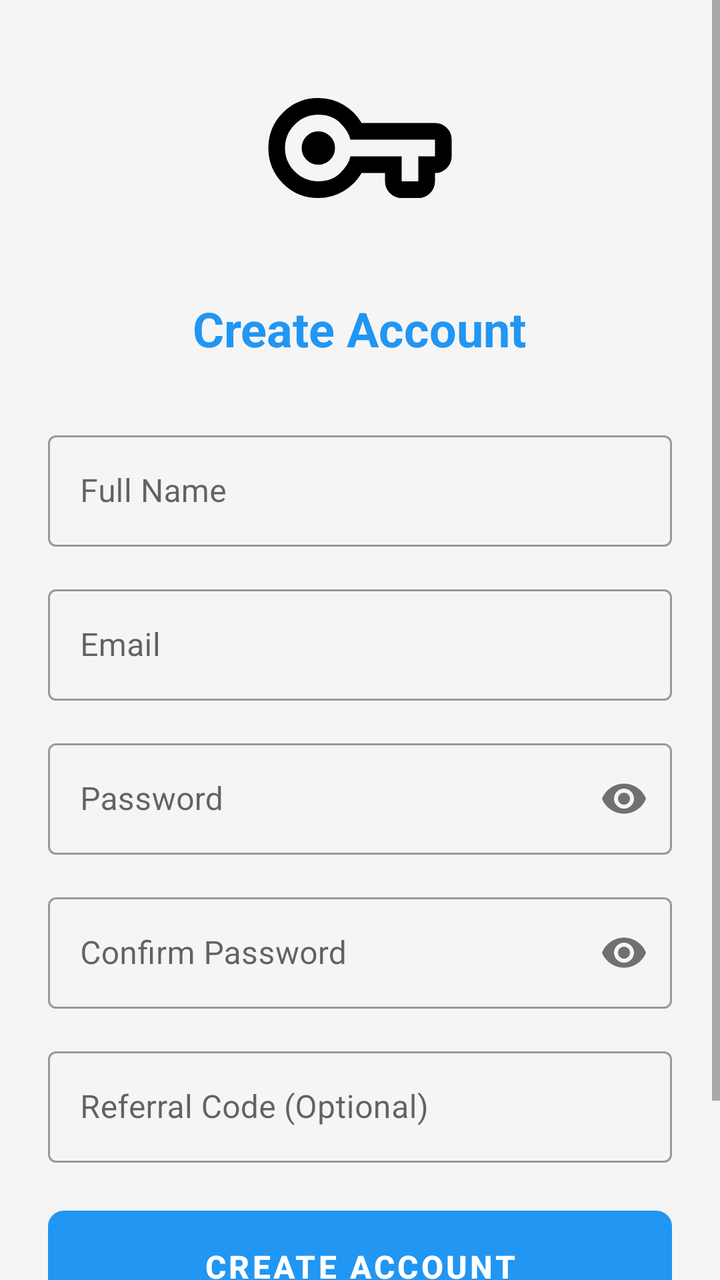
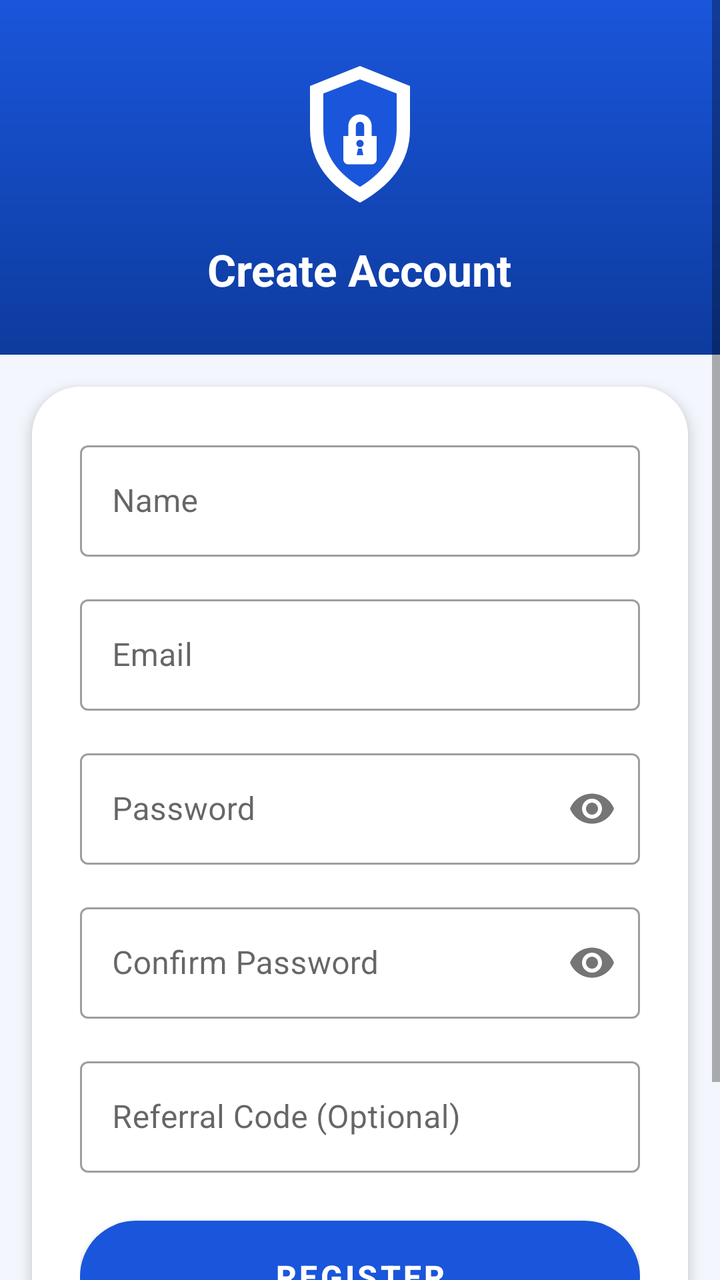

Compare the two renders of this Android layout. The source of the first and the diff that turns it into the second are given below.
<!-- AndroidManifest.xml: activity theme AppTheme.NoActionBar -->
<!-- res/layout/activity_register.xml -->
<?xml version="1.0" encoding="utf-8"?>
<ScrollView xmlns:android="http://schemas.android.com/apk/res/android"
    xmlns:app="http://schemas.android.com/apk/res-auto"
    android:layout_width="match_parent"
    android:layout_height="match_parent"
    android:background="@color/background"
    android:fillViewport="true">

    <LinearLayout
        android:layout_width="match_parent"
        android:layout_height="wrap_content"
        android:orientation="vertical"
        android:padding="24dp"
        android:gravity="center">

        <ImageView
            android:layout_width="100dp"
            android:layout_height="100dp"
            android:src="@drawable/ic_vpn_logo"
            android:layout_marginBottom="24dp" />

        <TextView
            android:layout_width="wrap_content"
            android:layout_height="wrap_content"
            android:text="Create Account"
            android:textSize="24sp"
            android:textColor="@color/primary"
            android:textStyle="bold"
            android:layout_marginBottom="32dp" />

        <com.google.android.material.textfield.TextInputLayout
            android:layout_width="match_parent"
            android:layout_height="wrap_content"
            android:layout_marginBottom="16dp"
            style="@style/Widget.MaterialComponents.TextInputLayout.OutlinedBox">

            <com.google.android.material.textfield.TextInputEditText
                android:id="@+id/et_name"
                android:layout_width="match_parent"
                android:layout_height="wrap_content"
                android:hint="Full Name"
                android:inputType="textPersonName" />

        </com.google.android.material.textfield.TextInputLayout>

        <com.google.android.material.textfield.TextInputLayout
            android:layout_width="match_parent"
            android:layout_height="wrap_content"
            android:layout_marginBottom="16dp"
            style="@style/Widget.MaterialComponents.TextInputLayout.OutlinedBox">

            <com.google.android.material.textfield.TextInputEditText
                android:id="@+id/et_email"
                android:layout_width="match_parent"
                android:layout_height="wrap_content"
                android:hint="Email"
                android:inputType="textEmailAddress" />

        </com.google.android.material.textfield.TextInputLayout>

        <com.google.android.material.textfield.TextInputLayout
            android:layout_width="match_parent"
            android:layout_height="wrap_content"
            android:layout_marginBottom="16dp"
            style="@style/Widget.MaterialComponents.TextInputLayout.OutlinedBox"
            app:passwordToggleEnabled="true">

            <com.google.android.material.textfield.TextInputEditText
                android:id="@+id/et_password"
                android:layout_width="match_parent"
                android:layout_height="wrap_content"
                android:hint="Password"
                android:inputType="textPassword" />

        </com.google.android.material.textfield.TextInputLayout>

        <com.google.android.material.textfield.TextInputLayout
            android:layout_width="match_parent"
            android:layout_height="wrap_content"
            android:layout_marginBottom="16dp"
            style="@style/Widget.MaterialComponents.TextInputLayout.OutlinedBox"
            app:passwordToggleEnabled="true">

            <com.google.android.material.textfield.TextInputEditText
                android:id="@+id/et_confirm_password"
                android:layout_width="match_parent"
                android:layout_height="wrap_content"
                android:hint="Confirm Password"
                android:inputType="textPassword" />

        </com.google.android.material.textfield.TextInputLayout>

        <com.google.android.material.textfield.TextInputLayout
            android:layout_width="match_parent"
            android:layout_height="wrap_content"
            android:layout_marginBottom="24dp"
            style="@style/Widget.MaterialComponents.TextInputLayout.OutlinedBox">

            <com.google.android.material.textfield.TextInputEditText
                android:id="@+id/et_referral_code"
                android:layout_width="match_parent"
                android:layout_height="wrap_content"
                android:hint="Referral Code (Optional)"
                android:inputType="textCapCharacters" />

        </com.google.android.material.textfield.TextInputLayout>

        <Button
            android:id="@+id/btn_register"
            android:layout_width="match_parent"
            android:layout_height="56dp"
            android:text="CREATE ACCOUNT"
            android:textSize="16sp"
            android:textStyle="bold"
            android:background="@drawable/button_primary"
            android:textColor="@color/white"
            android:layout_marginBottom="16dp" />

        <ProgressBar
            android:id="@+id/progress_bar"
            android:layout_width="wrap_content"
            android:layout_height="wrap_content"
            android:visibility="gone" />

        <LinearLayout
            android:layout_width="wrap_content"
            android:layout_height="wrap_content"
            android:orientation="horizontal"
            android:gravity="center"
            android:layout_marginTop="24dp">

            <TextView
                android:layout_width="wrap_content"
                android:layout_height="wrap_content"
                android:text="Already have an account? "
                android:textColor="@color/text_secondary" />

            <TextView
                android:id="@+id/tv_login"
                android:layout_width="wrap_content"
                android:layout_height="wrap_content"
                android:text="Sign In"
                android:textColor="@color/primary"
                android:textStyle="bold" />

        </LinearLayout>

    </LinearLayout>

</ScrollView>
<!-- resources referenced by this layout -->
<resources>
  <color name="background">#F5F5F5</color>
  <color name="primary">#2196F3</color>
  <color name="text_secondary">#757575</color>
  <color name="white">#FFFFFF</color>
  <!-- drawable button_primary (drawable) -->
  <?xml version="1.0" encoding="utf-8"?>
  <shape xmlns:android="http://schemas.android.com/apk/res/android"
      android:shape="rectangle">
      
      <solid android:color="@color/primary" />
      <corners android:radius="8dp" />
      
  </shape>
  <!-- drawable ic_vpn_logo (drawable) -->
  <vector xmlns:android="http://schemas.android.com/apk/res/android"
      android:width="24dp" android:height="24dp"
      android:viewportWidth="960" android:viewportHeight="960">
      <group android:translateY="960">
          <path android:fillColor="#FF000000" android:pathData="M280-240q-100 0-170-70T40-480q0-100 70-170t170-70q66 0 121 33t87 87h352q33 0 56.5 23.5T920-520v80q0 33-23.5 56.5T840-360v40q0 33-23.5 56.5T760-240h-80q-33 0-56.5-23.5T600-320v-40H488q-32 54-87 87t-121 33Zm0-80q66 0 106-40.5t48-79.5h246v120h80v-120h80v-80H434q-8-39-48-79.5T280-640q-66 0-113 47t-47 113q0 66 47 113t113 47Zm0-80q33 0 56.5-23.5T360-480q0-33-23.5-56.5T280-560q-33 0-56.5 23.5T200-480q0 33 23.5 56.5T280-400Zm0-80Z"/>
      </group>
  </vector>
  <style name="AppTheme.NoActionBar" parent="AppTheme">
          <item name="windowActionBar">false</item>
          <item name="windowNoTitle">true</item>
      </style>
  <style name="AppTheme" parent="Theme.MaterialComponents.DayNight.DarkActionBar">
          <item name="colorPrimary">@color/primary</item>
          <item name="colorPrimaryDark">@color/primary_dark</item>
          <item name="colorAccent">@color/accent</item>
          <item name="android:windowBackground">@color/background</item>
      </style>
  <color name="primary_dark">#1976D2</color>
  <color name="accent">#FF5722</color>
</resources>

<!-- the commit's change to res/layout/activity_register.xml (unified diff, before → after) -->
@@ -3,145 +3,169 @@
     xmlns:app="http://schemas.android.com/apk/res-auto"
     android:layout_width="match_parent"
     android:layout_height="match_parent"
-    android:background="@color/background"
+    android:background="@color/vpn_bg"
     android:fillViewport="true">
 
     <LinearLayout
         android:layout_width="match_parent"
         android:layout_height="wrap_content"
-        android:orientation="vertical"
-        android:padding="24dp"
-        android:gravity="center">
+        android:orientation="vertical">
 
-        <ImageView
-            android:layout_width="100dp"
-            android:layout_height="100dp"
-            android:src="@drawable/ic_vpn_logo"
-            android:layout_marginBottom="24dp" />
-
-        <TextView
-            android:layout_width="wrap_content"
-            android:layout_height="wrap_content"
-            android:text="Create Account"
-            android:textSize="24sp"
-            android:textColor="@color/primary"
-            android:textStyle="bold"
-            android:layout_marginBottom="32dp" />
-
-        <com.google.android.material.textfield.TextInputLayout
+        
+        <LinearLayout
             android:layout_width="match_parent"
             android:layout_height="wrap_content"
-            android:layout_marginBottom="16dp"
-            style="@style/Widget.MaterialComponents.TextInputLayout.OutlinedBox">
+            android:background="@drawable/bg_gradient_blue"
+            android:orientation="vertical"
+            android:gravity="center"
+            android:padding="28dp">
 
-            <com.google.android.material.textfield.TextInputEditText
-                android:id="@+id/et_name"
-                android:layout_width="match_parent"
-                android:layout_height="wrap_content"
-                android:hint="Full Name"
-                android:inputType="textPersonName" />
-
-        </com.google.android.material.textfield.TextInputLayout>
-
-        <com.google.android.material.textfield.TextInputLayout
-            android:layout_width="match_parent"
-            android:layout_height="wrap_content"
-            android:layout_marginBottom="16dp"
-            style="@style/Widget.MaterialComponents.TextInputLayout.OutlinedBox">
-
-            <com.google.android.material.textfield.TextInputEditText
-                android:id="@+id/et_email"
-                android:layout_width="match_parent"
-                android:layout_height="wrap_content"
-                android:hint="Email"
-                android:inputType="textEmailAddress" />
-
-        </com.google.android.material.textfield.TextInputLayout>
-
-        <com.google.android.material.textfield.TextInputLayout
-            android:layout_width="match_parent"
-            android:layout_height="wrap_content"
-            android:layout_marginBottom="16dp"
-            style="@style/Widget.MaterialComponents.TextInputLayout.OutlinedBox"
-            app:passwordToggleEnabled="true">
-
-            <com.google.android.material.textfield.TextInputEditText
-                android:id="@+id/et_password"
-                android:layout_width="match_parent"
-                android:layout_height="wrap_content"
-                android:hint="Password"
-                android:inputType="textPassword" />
-
-        </com.google.android.material.textfield.TextInputLayout>
-
-        <com.google.android.material.textfield.TextInputLayout
-            android:layout_width="match_parent"
-            android:layout_height="wrap_content"
-            android:layout_marginBottom="16dp"
-            style="@style/Widget.MaterialComponents.TextInputLayout.OutlinedBox"
-            app:passwordToggleEnabled="true">
-
-            <com.google.android.material.textfield.TextInputEditText
-                android:id="@+id/et_confirm_password"
-                android:layout_width="match_parent"
-                android:layout_height="wrap_content"
-                android:hint="Confirm Password"
-                android:inputType="textPassword" />
-
-        </com.google.android.material.textfield.TextInputLayout>
-
-        <com.google.android.material.textfield.TextInputLayout
-            android:layout_width="match_parent"
-            android:layout_height="wrap_content"
-            android:layout_marginBottom="24dp"
-            style="@style/Widget.MaterialComponents.TextInputLayout.OutlinedBox">
-
-            <com.google.android.material.textfield.TextInputEditText
-                android:id="@+id/et_referral_code"
-                android:layout_width="match_parent"
-                android:layout_height="wrap_content"
-                android:hint="Referral Code (Optional)"
-                android:inputType="textCapCharacters" />
-
-        </com.google.android.material.textfield.TextInputLayout>
-
-        <Button
-            android:id="@+id/btn_register"
-            android:layout_width="match_parent"
-            android:layout_height="56dp"
-            android:text="CREATE ACCOUNT"
-            android:textSize="16sp"
-            android:textStyle="bold"
-            android:background="@drawable/button_primary"
-            android:textColor="@color/white"
-            android:layout_marginBottom="16dp" />
-
-        <ProgressBar
-            android:id="@+id/progress_bar"
-            android:layout_width="wrap_content"
-            android:layout_height="wrap_content"
-            android:visibility="gone" />
-
-        <LinearLayout
-            android:layout_width="wrap_content"
-            android:layout_height="wrap_content"
-            android:orientation="horizontal"
-            android:gravity="center"
-            android:layout_marginTop="24dp">
+            <ImageView
+                android:layout_width="80dp"
+                android:layout_height="80dp"
+                android:src="@drawable/ic_shield_logo"
+                android:contentDescription="@string/app_name"
+                android:layout_marginBottom="12dp" />
 
             <TextView
                 android:layout_width="wrap_content"
                 android:layout_height="wrap_content"
-                android:text="Already have an account? "
-                android:textColor="@color/text_secondary" />
+                android:text="@string/create_account"
+                android:textSize="22sp"
+                android:textColor="@color/white"
+                android:textStyle="bold" />
 
-            <TextView
-                android:id="@+id/tv_login"
+        </LinearLayout>
+
+        
+        <LinearLayout
+            android:layout_width="match_parent"
+            android:layout_height="wrap_content"
+            android:orientation="vertical"
+            android:background="@drawable/card_rounded_24"
+            android:elevation="4dp"
+            android:padding="24dp"
+            android:layout_margin="16dp">
+
+            <com.google.android.material.textfield.TextInputLayout
+                android:layout_width="match_parent"
+                android:layout_height="wrap_content"
+                android:layout_marginBottom="16dp"
+                style="@style/Widget.MaterialComponents.TextInputLayout.OutlinedBox">
+
+                <com.google.android.material.textfield.TextInputEditText
+                    android:id="@+id/et_name"
+                    android:layout_width="match_parent"
+                    android:layout_height="wrap_content"
+                    android:hint="@string/name"
+                    android:inputType="textPersonName" />
+
+            </com.google.android.material.textfield.TextInputLayout>
+
+            <com.google.android.material.textfield.TextInputLayout
+                android:layout_width="match_parent"
+                android:layout_height="wrap_content"
+                android:layout_marginBottom="16dp"
+                style="@style/Widget.MaterialComponents.TextInputLayout.OutlinedBox">
+
+                <com.google.android.material.textfield.TextInputEditText
+                    android:id="@+id/et_email"
+                    android:layout_width="match_parent"
+                    android:layout_height="wrap_content"
+                    android:hint="@string/email"
+                    android:inputType="textEmailAddress" />
+
+            </com.google.android.material.textfield.TextInputLayout>
+
+            <com.google.android.material.textfield.TextInputLayout
+                android:layout_width="match_parent"
+                android:layout_height="wrap_content"
+                android:layout_marginBottom="16dp"
+                style="@style/Widget.MaterialComponents.TextInputLayout.OutlinedBox"
+                app:passwordToggleEnabled="true">
+
+                <com.google.android.material.textfield.TextInputEditText
+                    android:id="@+id/et_password"
+                    android:layout_width="match_parent"
+                    android:layout_height="wrap_content"
+                    android:hint="@string/password"
+                    android:inputType="textPassword" />
+
+            </com.google.android.material.textfield.TextInputLayout>
+
+            <com.google.android.material.textfield.TextInputLayout
+                android:layout_width="match_parent"
+                android:layout_height="wrap_content"
+                android:layout_marginBottom="16dp"
+                style="@style/Widget.MaterialComponents.TextInputLayout.OutlinedBox"
+                app:passwordToggleEnabled="true">
+
+                <com.google.android.material.textfield.TextInputEditText
+                    android:id="@+id/et_confirm_password"
+                    android:layout_width="match_parent"
+                    android:layout_height="wrap_content"
+                    android:hint="@string/confirm_password"
+                    android:inputType="textPassword" />
+
+            </com.google.android.material.textfield.TextInputLayout>
+
+            <com.google.android.material.textfield.TextInputLayout
+                android:layout_width="match_parent"
+                android:layout_height="wrap_content"
+                android:layout_marginBottom="24dp"
+                style="@style/Widget.MaterialComponents.TextInputLayout.OutlinedBox">
+
+                <com.google.android.material.textfield.TextInputEditText
+                    android:id="@+id/et_referral_code"
+                    android:layout_width="match_parent"
+                    android:layout_height="wrap_content"
+                    android:hint="@string/referral_code"
+                    android:inputType="textCapCharacters" />
+
+            </com.google.android.material.textfield.TextInputLayout>
+
+            <Button
+                android:id="@+id/btn_register"
+                android:layout_width="match_parent"
+                android:layout_height="56dp"
+                android:text="@string/register"
+                android:textSize="16sp"
+                android:textStyle="bold"
+                android:background="@drawable/btn_pill_primary"
+                android:textColor="@color/white"
+                android:layout_marginBottom="16dp" />
+
+            <ProgressBar
+                android:id="@+id/progress_bar"
                 android:layout_width="wrap_content"
                 android:layout_height="wrap_content"
-                android:text="Sign In"
-                android:textColor="@color/primary"
-                android:textStyle="bold" />
+                android:layout_gravity="center"
+                android:visibility="gone" />
+
+            <LinearLayout
+                android:layout_width="wrap_content"
+                android:layout_height="wrap_content"
+                android:layout_gravity="center"
+                android:orientation="horizontal"
+                android:gravity="center"
+                android:layout_marginTop="16dp">
+
+                <TextView
+                    android:layout_width="wrap_content"
+                    android:layout_height="wrap_content"
+                    android:text="@string/already_have_account"
+                    android:textColor="@color/vpn_text_secondary" />
+
+                <TextView
+                    android:id="@+id/tv_login"
+                    android:layout_width="wrap_content"
+                    android:layout_height="wrap_content"
+                    android:text="@string/sign_in"
+                    android:textColor="@color/vpn_blue"
+                    android:textStyle="bold"
+                    android:layout_marginStart="4dp" />
+
+            </LinearLayout>
 
         </LinearLayout>
 
<!-- resource entries referenced after the edit -->
@@ -1,37 +1,82 @@
 <!-- resources referenced by this layout -->
 <resources>
-  <color name="background">#F5F5F5</color>
-  <color name="primary">#2196F3</color>
-  <color name="text_secondary">#757575</color>
+  <color name="vpn_bg">#f3f6fc</color>
+  <color name="vpn_blue">#1a56db</color>
+  <color name="vpn_text_secondary">#667085</color>
   <color name="white">#FFFFFF</color>
-  <!-- drawable button_primary (drawable) -->
+  <!-- drawable bg_gradient_blue (drawable) -->
   <?xml version="1.0" encoding="utf-8"?>
   <shape xmlns:android="http://schemas.android.com/apk/res/android"
       android:shape="rectangle">
+      <gradient
+          android:angle="270"
+          android:startColor="@color/vpn_blue"
+          android:endColor="@color/vpn_blue_dark" />
+  </shape>
+  <!-- drawable btn_pill_primary (drawable) -->
+  <?xml version="1.0" encoding="utf-8"?>
+  <shape xmlns:android="http://schemas.android.com/apk/res/android"
+      android:shape="rectangle">
+      <solid android:color="@color/vpn_blue" />
+      <corners android:radius="28dp" />
+  </shape>
+  <!-- drawable card_rounded_24 (drawable) -->
+  <?xml version="1.0" encoding="utf-8"?>
+  <shape xmlns:android="http://schemas.android.com/apk/res/android"
+      android:shape="rectangle">
+      <solid android:color="@color/white" />
+      <corners android:radius="24dp" />
+  </shape>
+  <!-- drawable ic_shield_logo (drawable) -->
+  <vector xmlns:android="http://schemas.android.com/apk/res/android"
+      android:width="96dp"
+      android:height="96dp"
+      android:viewportWidth="96"
+      android:viewportHeight="96">
       
-      <solid android:color="@color/primary" />
-      <corners android:radius="8dp" />
+      <path
+          android:fillColor="#FFFFFFFF"
+          android:pathData="M48,6 L78,18 V44 C78,64 66,78 48,88 C30,78 18,64 18,44 V18 Z" />
       
-  </shape>
-  <!-- drawable ic_vpn_logo (drawable) -->
-  <vector xmlns:android="http://schemas.android.com/apk/res/android"
-      android:width="24dp" android:height="24dp"
-      android:viewportWidth="960" android:viewportHeight="960">
-      <group android:translateY="960">
-          <path android:fillColor="#FF000000" android:pathData="M280-240q-100 0-170-70T40-480q0-100 70-170t170-70q66 0 121 33t87 87h352q33 0 56.5 23.5T920-520v80q0 33-23.5 56.5T840-360v40q0 33-23.5 56.5T760-240h-80q-33 0-56.5-23.5T600-320v-40H488q-32 54-87 87t-121 33Zm0-80q66 0 106-40.5t48-79.5h246v120h80v-120h80v-80H434q-8-39-48-79.5T280-640q-66 0-113 47t-47 113q0 66 47 113t113 47Zm0-80q33 0 56.5-23.5T360-480q0-33-23.5-56.5T280-560q-33 0-56.5 23.5T200-480q0 33 23.5 56.5T280-400Zm0-80Z"/>
-      </group>
+      <path
+          android:fillColor="#FF1a56db"
+          android:pathData="M48,14 L70,22.5 V44 C70,59.5 61,70.5 48,78.5 C35,70.5 26,59.5 26,44 V22.5 Z" />
+      
+      <path
+          android:fillColor="#FFFFFFFF"
+          android:pathData="M41,48 V42 c0,-3.9 3.1,-7 7,-7 s7,3.1 7,7 v6 h-4.5 V42 c0,-1.4 -1.1,-2.5 -2.5,-2.5 s-2.5,1.1 -2.5,2.5 v6 Z" />
+      
+      <path
+          android:fillColor="#FFFFFFFF"
+          android:pathData="M38,48 h20 v14 c0,1.7 -1.3,3 -3,3 H41 c-1.7,0 -3,-1.3 -3,-3 Z" />
+      
+      <path
+          android:fillColor="#FF1a56db"
+          android:pathData="M48,52.5 m-2.2,0 a2.2,2.2 0 1,1 4.4,0 a2.2,2.2 0 1,1 -4.4,0 M46.9,55.5 h2.2 l0.9,4 h-4 Z" />
   </vector>
-  <style name="AppTheme.NoActionBar" parent="AppTheme">
-          <item name="windowActionBar">false</item>
-          <item name="windowNoTitle">true</item>
+  <string name="already_have_account">Already have an account?</string>
+  <string name="app_name">Monetize VPN</string>
+  <string name="confirm_password">Confirm Password</string>
+  <string name="create_account">Create Account</string>
+  <string name="email">Email</string>
+  <string name="name">Name</string>
+  <string name="password">Password</string>
+  <string name="referral_code">Referral Code (Optional)</string>
+  <string name="register">Register</string>
+  <string name="sign_in">Sign In</string>
+  <style name="AppTheme.NoActionBar" parent="AppTheme" />
+  <color name="vpn_blue_dark">#0d3b9e</color>
+  <style name="AppTheme" parent="Theme.MaterialComponents.Light.NoActionBar">
+          <item name="colorPrimary">@color/vpn_blue</item>
+          <item name="colorPrimaryVariant">@color/vpn_blue_dark</item>
+          <item name="colorPrimaryDark">@color/vpn_blue_dark</item>
+          <item name="colorAccent">@color/vpn_blue</item>
+          <item name="colorSecondary">@color/vpn_green</item>
+          <item name="android:statusBarColor">@color/vpn_blue_dark</item>
+          <item name="android:navigationBarColor">@color/white</item>
+          <item name="android:windowBackground">@color/vpn_bg</item>
+          <item name="android:windowLightStatusBar">false</item>
       </style>
-  <style name="AppTheme" parent="Theme.MaterialComponents.DayNight.DarkActionBar">
-          <item name="colorPrimary">@color/primary</item>
-          <item name="colorPrimaryDark">@color/primary_dark</item>
-          <item name="colorAccent">@color/accent</item>
-          <item name="android:windowBackground">@color/background</item>
-      </style>
-  <color name="primary_dark">#1976D2</color>
-  <color name="accent">#FF5722</color>
+  <color name="vpn_green">#22c55e</color>
 </resources>
 
